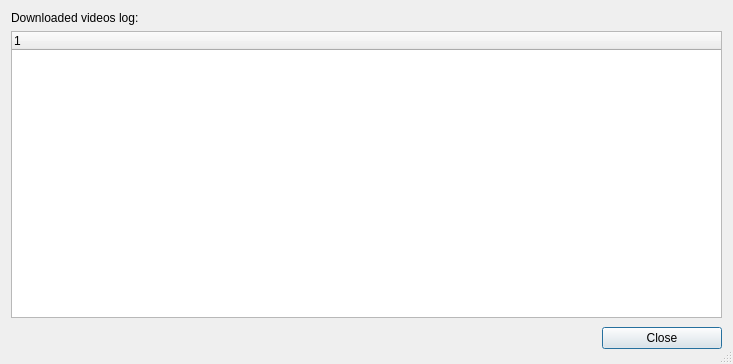
Qt form ui/downloadlog.ui (ckorn/xvst) before a commit.
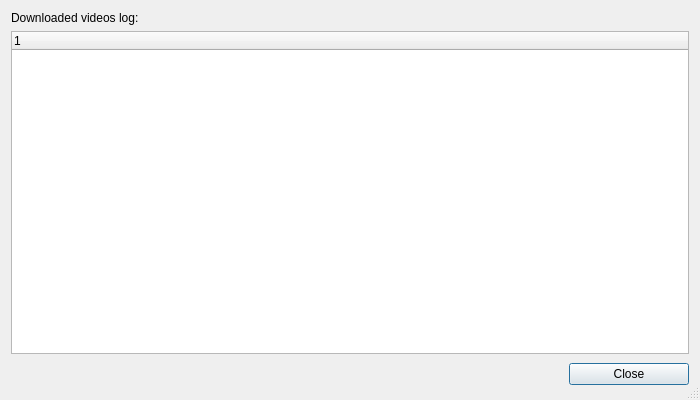
The same form after that commit. Icons and pictures are not drawn.

What changed in the file:
```diff
--- a/ui/downloadlog.ui
+++ b/ui/downloadlog.ui
@@ -1,12 +1,12 @@
 <ui version="4.0" >
  <class>DownloadLog</class>
- <widget class="QDialog" name="DownloadLog" >
-  <property name="geometry" >
+ <widget class="QDialog" name="DownloadLog">
+  <property name="geometry">
    <rect>
     <x>0</x>
     <y>0</y>
-    <width>733</width>
-    <height>364</height>
+    <width>700</width>
+    <height>400</height>
    </rect>
   </property>
   <property name="windowTitle" >
```
Left out of the diff: 85 changed lines with no effect on the pictures.
